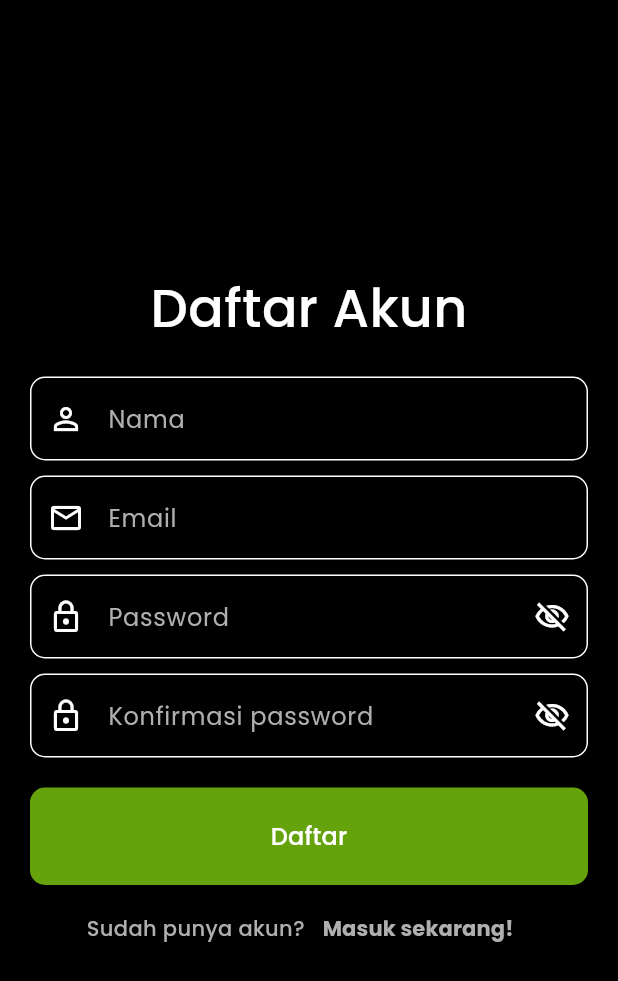
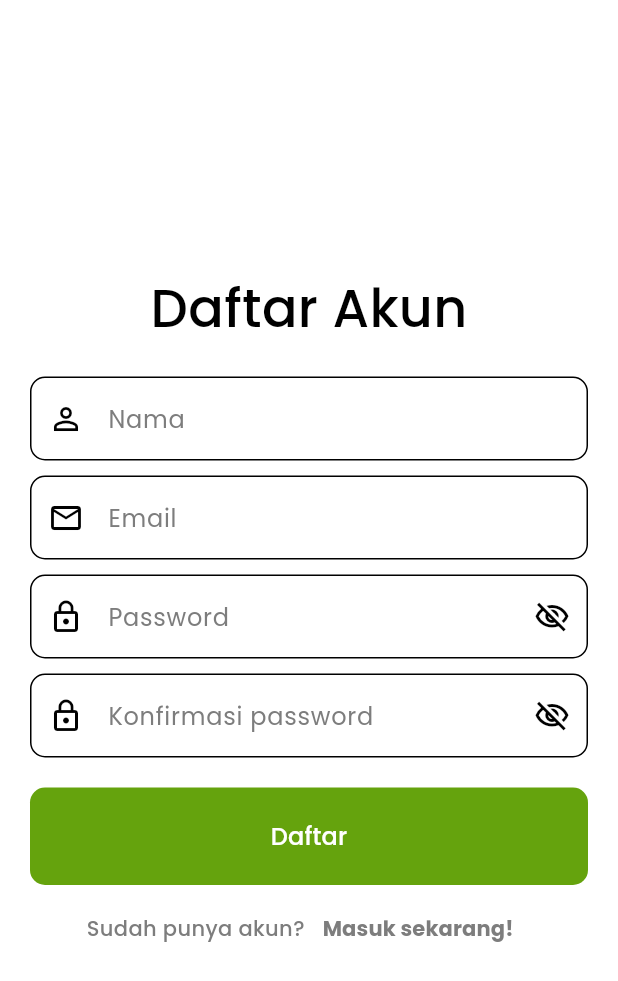
Before and after one commit to harybagus/catataja, a Flutter app: the screen it shows after launch, after a tap on "Daftar sekarang!", on a phone screen of 412 x 824 dp. Shown: the top 981 px of the screen. Run offline on Flutter 3.47's test engine with Material 3 defaults, Android fonts, the phone set to English and light mode, and no system bars; our stand-ins replace email_validator, google_fonts, quickalert, shared_preferences; network calls fail.

Commit message:
feat: create theme change feature

```diff
--- a/lib/main.dart
+++ b/lib/main.dart
@@ -1,10 +1,15 @@
 import 'package:catataja/authentication/login_or_register.dart';
-import 'package:catataja/themes/dark_mode.dart';
-import 'package:catataja/themes/light_mode.dart';
+import 'package:catataja/themes/theme_provider.dart';
 import 'package:flutter/material.dart';
+import 'package:provider/provider.dart';
 
 void main() {
-  runApp(const MainApp());
+  runApp(
+    ChangeNotifierProvider(
+      create: (context) => ThemeProvider()..initialize(),
+      child: const MainApp(),
+    ),
+  );
 }
 
 class MainApp extends StatelessWidget {
@@ -15,7 +20,7 @@ class MainApp extends StatelessWidget {
     return MaterialApp(
       debugShowCheckedModeBanner: false,
       home: const LoginOrRegister(),
-      theme: darkMode,
+      theme: Provider.of<ThemeProvider>(context).themeData,
     );
   }
 }
--- /dev/null
+++ b/lib/themes/theme_provider.dart
@@ -0,0 +1,37 @@
+import 'package:catataja/themes/dark_mode.dart';
+import 'package:catataja/themes/light_mode.dart';
+import 'package:flutter/material.dart';
+import 'package:shared_preferences/shared_preferences.dart';
+
+class ThemeProvider extends ChangeNotifier {
+  ThemeData _themeData = lightMode;
+
+  ThemeData get themeData => _themeData;
+
+  bool get isDarkMode => _themeData == darkMode;
+
+  set themeData(ThemeData themeData) {
+    _themeData = themeData;
+    notifyListeners();
+  }
+
+  void toggleTheme() async {
+    final SharedPreferences prefs = await SharedPreferences.getInstance();
+
+    if (_themeData == lightMode) {
+      themeData = darkMode;
+      prefs.setString('theme', 'dark');
+    } else {
+      themeData = lightMode;
+      prefs.setString('theme', 'light');
+    }
+
+    notifyListeners();
+  }
+
+  initialize() async {
+    final SharedPreferences prefs = await SharedPreferences.getInstance();
+    _themeData = prefs.getString('theme') == 'dark' ? darkMode : lightMode;
+    notifyListeners();
+  }
+}
--- a/pubspec.yaml
+++ b/pubspec.yaml
@@ -12,7 +12,9 @@ dependencies:
     sdk: flutter
   google_fonts: 6.1.0
   http: ^1.2.0
+  provider: ^6.1.2
   quickalert: ^1.1.0
+  shared_preferences: ^2.2.3
 
 dev_dependencies:
   flutter_test:
```
Also changed, not shown: lib/components/catataja_drawer_navigation.dart (+6 -3 lines), lib/pages/settings_page.dart (added, +72 -0 lines), pubspec.lock, 1 other file.
